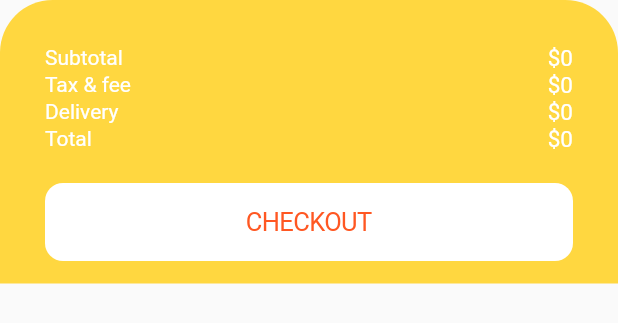
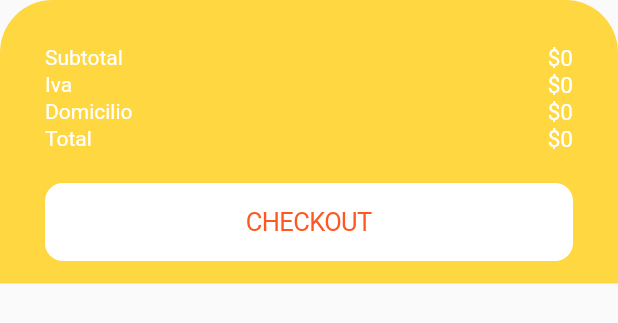
Before and after one commit to jaimelombanag/carritoTUL, a Flutter app: the CheckOutPreview widget shown alone on an empty page, opened directly, on a phone screen of 412 x 824 dp. Shown: the top 323 px of the screen. Run offline on Flutter 3.47's test engine with Material 2 defaults, Android fonts, the phone set to English and light mode, and no system bars; our stand-ins replace bloc, cached_network_image, cloud_firestore, firebase_core, flutter_bloc, flutter_slidable and 1 more; accounts and stored records are empty.

Commit message:
bloc checkout

```diff
--- a/tulshop/lib/main.dart
+++ b/tulshop/lib/main.dart
@@ -1,5 +1,6 @@
 import 'package:flutter/material.dart';
 import 'package:flutter_bloc/flutter_bloc.dart';
+import 'package:tulshop/src/bloc/bloc/checkout_bloc.dart';
 import 'package:tulshop/src/dependency_injection.dart';
 import 'package:firebase_core/firebase_core.dart';
 import 'package:tulshop/src/ui/pages/splash/splash_page.dart';
@@ -22,7 +23,8 @@ class AppState extends StatelessWidget {
   Widget build(BuildContext context) {
     return MultiBlocProvider(
         providers: [
-          BlocProvider<ProductsBloc>(create: (_) => ProductsBloc())
+          BlocProvider<ProductsBloc>(create: (_) => ProductsBloc()),
+          BlocProvider<CheckoutBloc>(create: (_) => CheckoutBloc())
         ],
         child: MyApp(),
     );
--- /dev/null
+++ b/tulshop/lib/src/bloc/bloc/checkout_bloc.dart
@@ -0,0 +1,18 @@
+import 'dart:async';
+
+import 'package:bloc/bloc.dart';
+import 'package:meta/meta.dart';
+
+part 'checkout_event.dart';
+part 'checkout_state.dart';
+
+class CheckoutBloc extends Bloc<CheckoutEvent, CheckOutState> {
+  CheckoutBloc() : super(CheckOutState());
+
+  @override
+  Stream<CheckOutState> mapEventToState(
+    CheckoutEvent event,
+  ) async* {
+    // TODO: implement mapEventToState
+  }
+}
--- /dev/null
+++ b/tulshop/lib/src/bloc/bloc/checkout_event.dart
@@ -0,0 +1,6 @@
+part of 'checkout_bloc.dart';
+
+@immutable
+abstract class CheckoutEvent {}
+
+class UpdateCheckOut extends CheckoutEvent {}
--- /dev/null
+++ b/tulshop/lib/src/bloc/bloc/checkout_state.dart
@@ -0,0 +1,19 @@
+part of 'checkout_bloc.dart';
+
+// @immutable
+// abstract class CheckoutState {}
+
+// class CheckoutInitial extends CheckoutState {}
+
+class CheckOutState {
+  final String subtotal;
+  final String iva;
+  final String domicilio;
+  final String total;
+
+  CheckOutState(
+      {this.subtotal = '0',
+      this.iva = '0',
+      this.domicilio = '0',
+      this.total = '0'});
+}
--- a/tulshop/lib/src/ui/pages/mycart/widgets/check_out_preview.dart
+++ b/tulshop/lib/src/ui/pages/mycart/widgets/check_out_preview.dart
@@ -1,16 +1,13 @@
 import 'package:flutter/cupertino.dart';
 import 'package:flutter/material.dart';
-import 'package:provider/provider.dart';
-
+import 'package:flutter_bloc/flutter_bloc.dart';
+import 'package:tulshop/src/bloc/bloc/checkout_bloc.dart';
 
 class CheckOutPreview extends StatelessWidget {
   const CheckOutPreview({Key key}) : super(key: key);
 
   @override
   Widget build(BuildContext context) {
-
-
-
     return Container(
       decoration: BoxDecoration(
         color: Colors.amberAccent,
@@ -19,19 +16,24 @@ class CheckOutPreview extends StatelessWidget {
           topRight: Radius.circular(35),
         ),
       ),
-      padding: EdgeInsets.symmetric(horizontal: 30, vertical: 15).copyWith(top: 30),
+      padding:
+          EdgeInsets.symmetric(horizontal: 30, vertical: 15).copyWith(top: 30),
       child: SafeArea(
         top: false,
         child: Column(
           mainAxisSize: MainAxisSize.min,
           children: [
-            Table(
-              children: [
-                _buildTableRow("Subtotal", "\$0"),
-                _buildTableRow("Tax & fee", "\$0"),
-                _buildTableRow("Delivery", "\$0"),
-                _buildTableRow("Total", "\$0"),
-              ],
+            BlocBuilder<CheckoutBloc, CheckOutState>(
+              builder: (context, state) {
+                return Table(
+                  children: [
+                    _buildTableRow("Subtotal", "\$${state.subtotal}"),
+                    _buildTableRow("Iva", "\$${state.iva}"),
+                    _buildTableRow("Domicilio", "\$${state.domicilio}"),
+                    _buildTableRow("Total", "\$${state.subtotal}"),
+                  ],
+                );
+              },
             ),
             SizedBox(height: 20),
             SizedBox(
```
